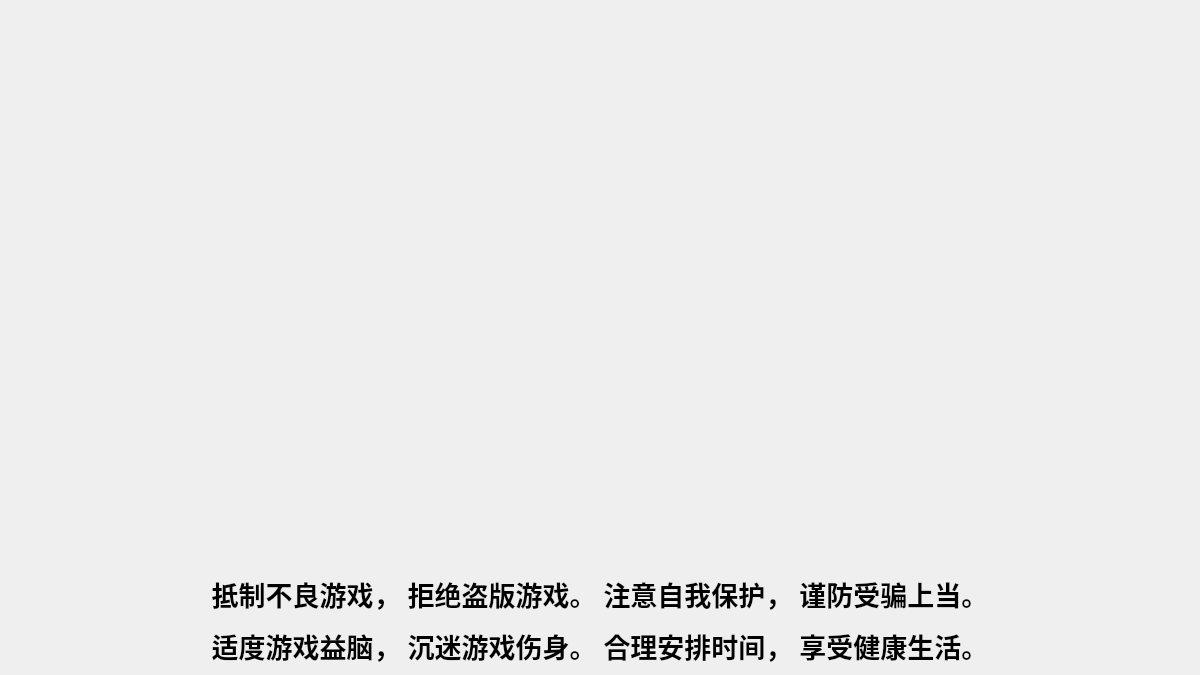
Qt form start_menu/loadwindow.ui (Litchi-Silhouette/DDL) before a commit.
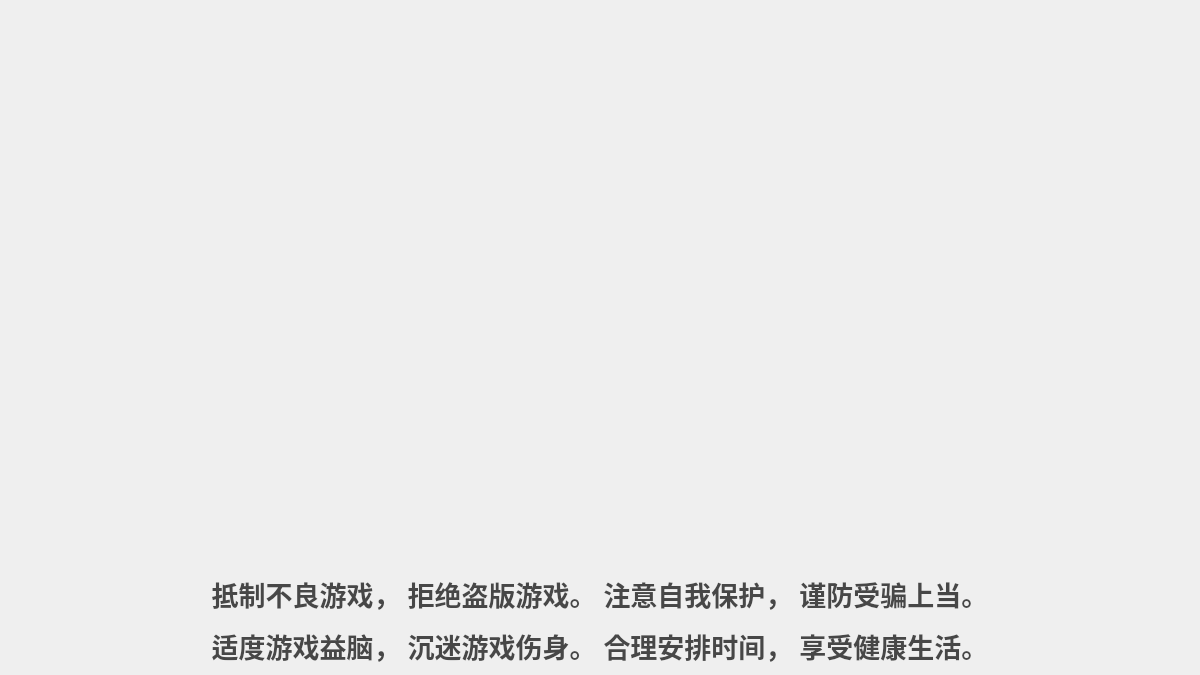
The same form after that commit.

```diff
--- a/start_menu/loadwindow.ui
+++ b/start_menu/loadwindow.ui
@@ -46,6 +46,33 @@
       </item>
       <item>
        <widget class="QLabel" name="tip">
+        <property name="palette">
+         <palette>
+          <active>
+           <colorrole role="WindowText">
+            <brush brushstyle="SolidPattern">
+             <color alpha="255">
+              <red>71</red>
+              <green>71</green>
+              <blue>71</blue>
+             </color>
+            </brush>
+           </colorrole>
+          </active>
+          <inactive>
+           <colorrole role="WindowText">
+            <brush brushstyle="SolidPattern">
+             <color alpha="255">
+              <red>71</red>
+              <green>71</green>
+              <blue>71</blue>
+             </color>
+            </brush>
+           </colorrole>
+          </inactive>
+          <disabled/>
+         </palette>
+        </property>
         <property name="font">
          <font>
           <family>华文楷体</family>
```
